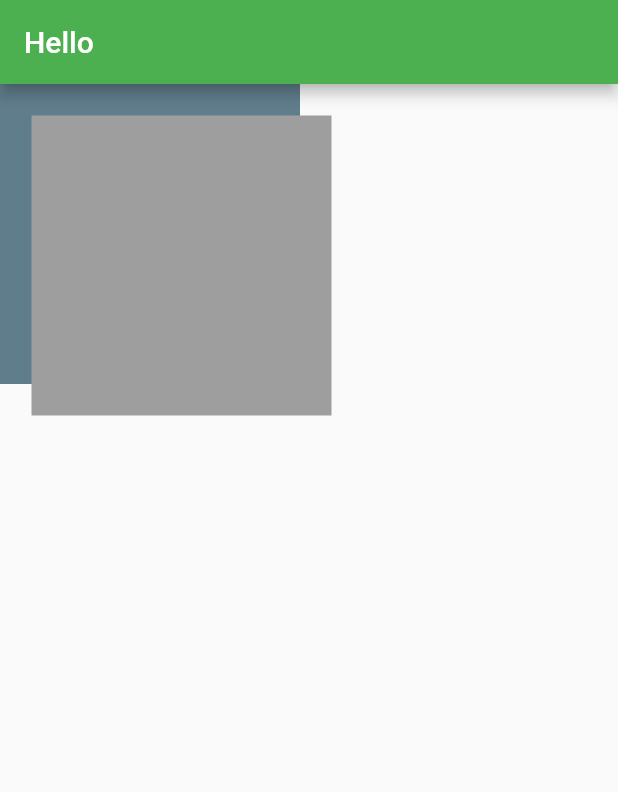
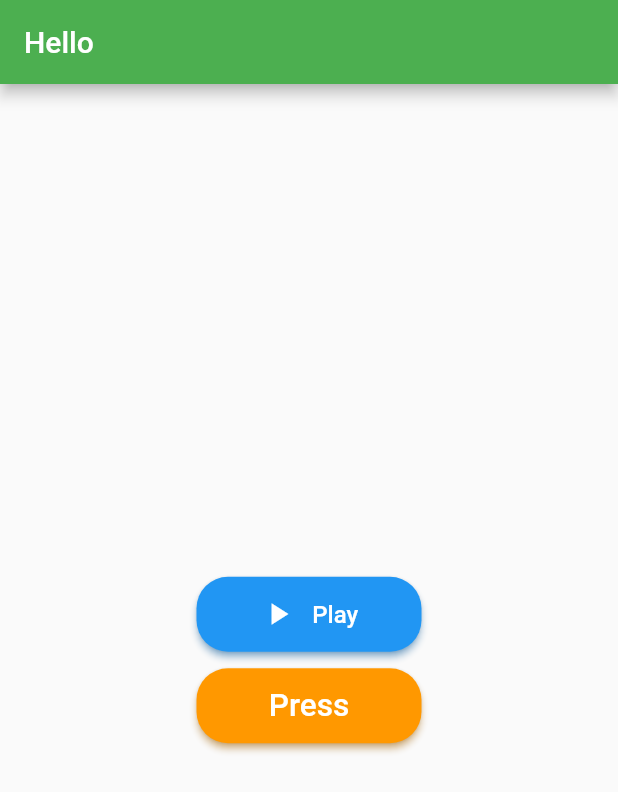
Before and after one commit to sthnischal/Flutter-Basics, a Flutter app: the screen it shows after launch, on a phone screen of 412 x 824 dp. Shown: the top 792 px of the screen. Run offline on Flutter 3.47's test engine with Material 2 defaults, Android fonts, the phone set to English and light mode, and no system bars.

Commit message:
Custom Widget creation

```diff
--- a/flutterbasics/lib/main.dart
+++ b/flutterbasics/lib/main.dart
@@ -1,6 +1,8 @@
 import 'package:flutter/material.dart';
 import 'package:flutterbasics/ui_helper/util.dart';
+import 'package:flutterbasics/widgets/rounded_btn.dart';
 import 'package:intl/intl.dart';
+import 'package:flutter/widgets.dart';
 
 void main() {
   runApp(FlutterApp());
@@ -37,28 +39,36 @@ class DashBoardScreen extends StatelessWidget {
         appBar: AppBar(
           title: Text('Hello'),
         ),
-        body: Container(
-          width: 300,
-          height: 300,
-          child: Stack(
+        body: Center(
+          child: Column(
+            mainAxisAlignment: MainAxisAlignment.center,
             children: [
               Container(
-                width: 200,
-                height: 200,
-                color: Colors.blueGrey,
+                width: 150,
+                height: 50,
+                child: RoundedButton(
+                  btnName: 'Play',
+                  icon: Icon(Icons.play_arrow),
+                  callback: () {
+                    print('Logged in!!');
+                  },
+                  textStyle: mTextStyle16(),
+                ),
               ),
-              // Container(
-              //   width: 160,
-              //   height: 160,
-              //   color: Colors.grey,
-              // ),
-              Positioned(
-                left: 21,
-                top: 21,
-                child: Container(
-                  width: 200,
-                  height: 200,
-                  color: Colors.grey,
+              Container(
+                height: 11,
+              ),
+              Container(
+                width: 150,
+                height: 50,
+                child: RoundedButton(
+                  btnName: 'Press',
+                  // icon: Icon(Icons.play_arrow),
+                  callback: () {
+                    print('Playing');
+                  },
+                  bgColor: Colors.orange,
+                  textStyle: mTextStyle21(),
                 ),
               )
             ],
--- /dev/null
+++ b/flutterbasics/lib/widgets/rounded_btn.dart
@@ -0,0 +1,55 @@
+import 'package:flutter/Material.dart';
+import 'package:flutter/widgets.dart';
+
+class RoundedButton extends StatelessWidget {
+  final String btnName;
+  final Icon? icon;
+  final Color? bgColor;
+  final TextStyle? textStyle;
+  final VoidCallback? callback;
+
+  RoundedButton({
+    required this.btnName,
+    this.icon,
+    this.bgColor = Colors.blue,
+    this.textStyle,
+    this.callback,
+  });
+
+  @override
+  Widget build(BuildContext context) {
+    return ElevatedButton(
+      onPressed: () {
+        callback!();
+      },
+      child: icon != null
+          ? Row(
+              mainAxisAlignment: MainAxisAlignment.center,
+              children: [
+                icon!,
+                Container(
+                  width: 11,
+                ),
+                Text(
+                  btnName,
+                  style: textStyle,
+                )
+              ],
+            )
+          : Text(
+              btnName,
+              style: textStyle,
+            ),
+      style: ElevatedButton.styleFrom(
+          primary: bgColor,
+          shadowColor: bgColor,
+          shape: RoundedRectangleBorder(
+              //borderRadius: BorderRadius.only(
+              //topRight: Radius.circular(21),
+              //bottomLeft: Radius.circular(21),
+              borderRadius: BorderRadius.all(
+            Radius.circular(21),
+          ))),
+    );
+  }
+}
```
